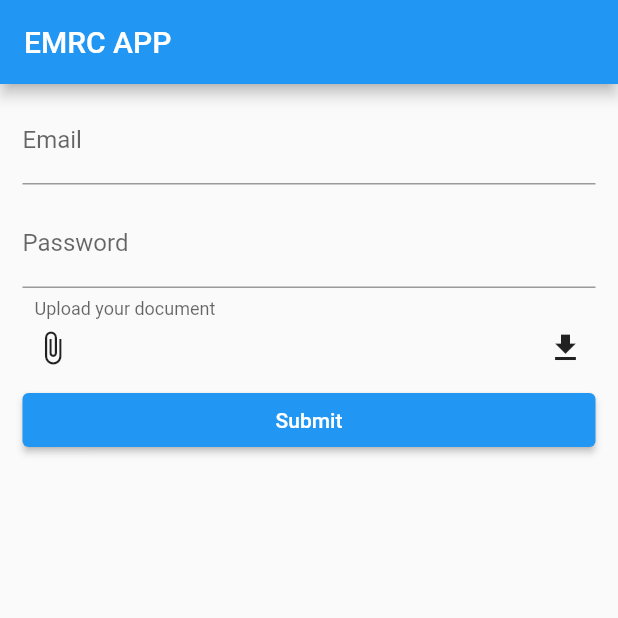
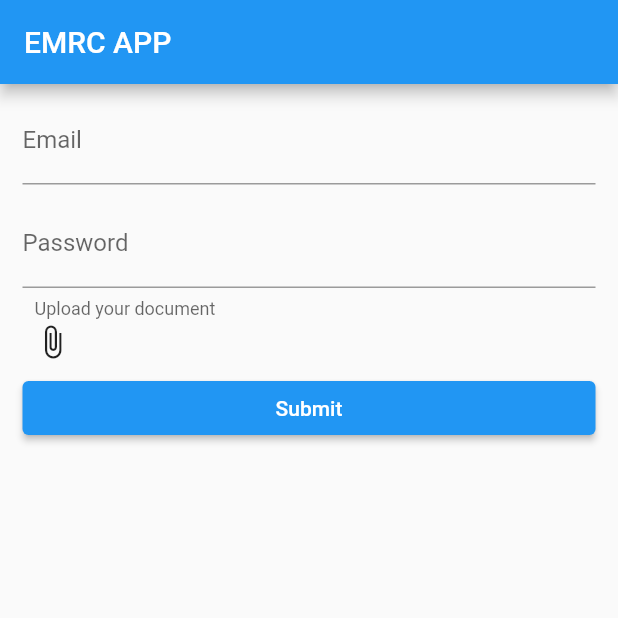
Before and after one commit to alizoort/form_builder, a Flutter app: the screen it shows after launch, after a tap on the "attach file" icon, on a phone screen of 412 x 824 dp, the top half of it. Run offline on Flutter 3.47's test engine with Material 2 defaults, Android fonts, the phone set to English and light mode, and no system bars; drawn by our look-alikes of flutter_form_builder; our stand-ins replace file_picker, form_builder_validators, open_file, permission_handler; missing offline and left inert: dart:html.

```diff
--- a/lib/emrc_upload_component.dart
+++ b/lib/emrc_upload_component.dart
@@ -9,7 +9,7 @@ import 'package:modee_emrc_app/shared/doc_viewer/stub_doc_viewer.dart'
 if(dart.library.io) 'package:modee_emrc_app/shared/doc_viewer/android_doc_viewer.dart'
 if(dart.library.html) 'package:modee_emrc_app/shared/doc_viewer/web_doc_viewer.dart';
 class UploadComponent extends StatefulWidget {
-   UploadComponent({super.key});
+   const UploadComponent({super.key});
 
 
   @override
@@ -17,7 +17,7 @@ class UploadComponent extends StatefulWidget {
 }
 
 class _UploadComponentState extends State<UploadComponent> {
-  dynamic selectedDocument;
+  PlatformFile? selectedDocument;
   @override
   Widget build(BuildContext context) {
     return FormBuilderField(
@@ -35,9 +35,8 @@ class _UploadComponentState extends State<UploadComponent> {
           ),
           child: GestureDetector(
             onTap: ()async{
-              FilePickerResult? result = await FilePicker.platform.pickFiles(allowMultiple: true,withData:true,withReadStream: true);
+              FilePickerResult? result = await PlatformUtilityService().pickFile();
               if (result != null) {
-              await   PlatformUtilityService().downloadFile(result.files.first);
               setState((){
                 selectedDocument = result.files.first;
               });
@@ -45,26 +44,41 @@ class _UploadComponentState extends State<UploadComponent> {
                 // User canceled the picker
               }
             },
-            child: Container(
             child: Row(
               mainAxisAlignment: MainAxisAlignment.spaceBetween,
               children: [
                 Expanded(
                   child: Row (children: [
                     const Icon(Icons.attach_file),
-                      Expanded (
+                    if(selectedDocument!=null)  Expanded (
+                      child: GestureDetector(
+                        onTap:(){
+                           DocViewer().openFile(selectedDocument!);
+                        },
                         child: Padding (
                           padding: const EdgeInsets.all(8.0),
-                          child: Text(selectedDocument!=null ? selectedDocument.name : ""),
+                          child: Text(selectedDocument!=null ? selectedDocument?.name as String: ""),
+                        ),
                       ),
                     )
                   ]),
                 ),
-                  GestureDetector(onTap:(){
-                    DocViewer().openFile(selectedDocument);
-                  },child: const Icon(Icons.download))
+                if(selectedDocument!=null) Padding(
+                  padding: const EdgeInsets.all(8.0),
+                  child: GestureDetector(onTap:(){
+                    setState(() {
+                      selectedDocument=null;
+                    });
+                  },child: const Icon(Icons.delete)),
+                ),
+                if(selectedDocument!=null) Padding(
+                  padding: const EdgeInsets.all(8.0),
+                  child: GestureDetector(onTap:()async{
+                      await   PlatformUtilityService().downloadFile(selectedDocument as PlatformFile);
+                      DocViewer().openFile(selectedDocument!);
+                  },child: const Icon(Icons.download)),
+                )
               ]
-              )
             ),
           )
         );
--- a/lib/shared/doc_viewer/android_doc_viewer.dart
+++ b/lib/shared/doc_viewer/android_doc_viewer.dart
@@ -1,3 +1,4 @@
+import 'package:file_picker/file_picker.dart';
 import 'package:modee_emrc_app/shared/doc_viewer/base_doc_viewer.dart';
 import 'package:open_file/open_file.dart';
 import 'package:permission_handler/permission_handler.dart';
@@ -8,9 +9,9 @@ class DocViewer extends BaseDocViewer{
     return Permission.storage.status;
   }
   @override
-  Future<String> openFile(dynamic file) async{
+  Future<String> openFile(PlatformFile file) async{
     if(file.name.isNotEmpty){
-      final String filePath = file.path;
+      final String filePath = file.path as String;
       OpenFile.open(filePath);
     }
     return"";
--- a/lib/shared/doc_viewer/base_doc_viewer.dart
+++ b/lib/shared/doc_viewer/base_doc_viewer.dart
@@ -1,3 +1,5 @@
+import 'package:file_picker/file_picker.dart';
+
 abstract class BaseDocViewer {
-  Future<String> openFile(dynamic file);
+  Future<String> openFile(PlatformFile file);
 }
--- a/lib/shared/doc_viewer/stub_doc_viewer.dart
+++ b/lib/shared/doc_viewer/stub_doc_viewer.dart
@@ -1,8 +1,9 @@
+import 'package:file_picker/file_picker.dart';
 import 'package:modee_emrc_app/shared/doc_viewer/base_doc_viewer.dart';
 
 class DocViewer extends BaseDocViewer {
   @override
-  Future<String> openFile(dynamic file) {
+  Future<String> openFile(PlatformFile file) {
     throw Exception("Stub implementation");
   }
 
--- a/lib/shared/doc_viewer/web_doc_viewer.dart
+++ b/lib/shared/doc_viewer/web_doc_viewer.dart
@@ -1,9 +1,10 @@
+import 'package:file_picker/file_picker.dart';
+
 import 'base_doc_viewer.dart';
 
 class DocViewer extends BaseDocViewer {
   @override
-  Future<String> openFile(dynamic file) async{
-    print("INSIDE WEB ");
+  Future<String> openFile(PlatformFile file) async{
     return "web";
   }
 
--- a/lib/shared/providers/boot_provider.dart
+++ b/lib/shared/providers/boot_provider.dart
@@ -1,6 +1,5 @@
 import 'package:flutter/material.dart';
 
 class BootProvider extends ChangeNotifier {
-  dynamic selectedDocument;
-  String selectedDocumentName="";
+
 }
--- a/lib/shared/utility_service/base_platform_utility_service.dart
+++ b/lib/shared/utility_service/base_platform_utility_service.dart
@@ -1,5 +1,8 @@
 import 'package:file_picker/file_picker.dart';
 
 abstract class BasePlatformUtilityService {
-  Future<void> downloadFile(PlatformFile file);
+   Future<FilePickerResult?> pickFile(){
+    return FilePicker.platform.pickFiles(allowMultiple: true,withData:true,withReadStream: true);
+  }
+   Future<void> downloadFile(PlatformFile file);
 }
--- a/lib/shared/utility_service/stub_platform_utility_service.dart
+++ b/lib/shared/utility_service/stub_platform_utility_service.dart
@@ -1,8 +1,10 @@
 
 
 import 'package:file_picker/file_picker.dart';
+import 'package:modee_emrc_app/shared/utility_service/base_platform_utility_service.dart';
 
-class PlatformUtilityService {
+class PlatformUtilityService extends BasePlatformUtilityService{
+  @override
   Future<void> downloadFile(PlatformFile file)async {
     throw Exception("Stub implementation");
   }
```
Also changed, not shown: lib/boot_comp.dart (+0 -9 lines). Lines whose indentation alone changed are shown as unchanged.
